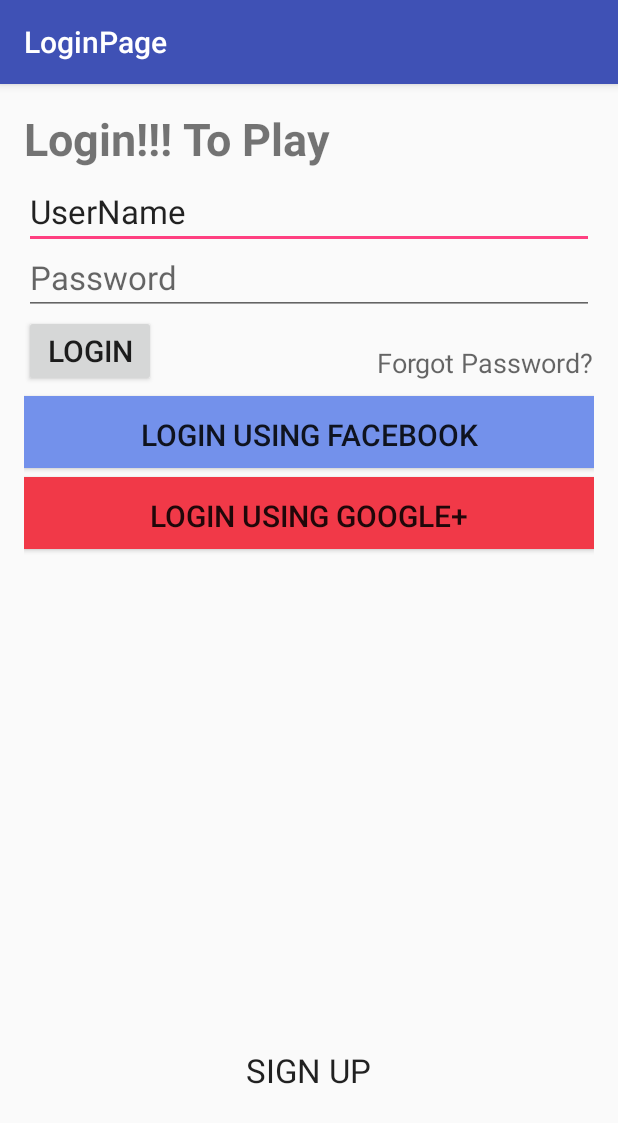
After one commit to raihan-mohammad/ProjectQ, an Android app: the LoginPage screen opened directly, with no data from a screen before it, on a phone screen of 412 x 824 dp. The commit adds this screen. Shown: the top 1123 px of the screen. Run offline under Robolectric (Android 15) with nearby library versions, the phone set to English and light mode, and no system bars; 1 statement that could not run was skipped.

Commit message:
21 June Rashi Sachan

```diff
--- a/app/src/main/AndroidManifest.xml
+++ b/app/src/main/AndroidManifest.xml
@@ -18,6 +18,10 @@
                 <category android:name="android.intent.category.LAUNCHER" />
             </intent-filter>
         </activity>
+        <activity
+            android:name=".LoginPage"
+            android:label="@string/title_activity_login_page"
+            android:theme="@style/AppTheme.NoActionBar"></activity>
     </application>
 
 </manifest>
--- /dev/null
+++ b/app/src/main/java/trainedge/projectq/LoginPage.java
@@ -0,0 +1,42 @@
+package trainedge.projectq;
+
+import android.os.Bundle;
+import android.support.design.widget.FloatingActionButton;
+import android.support.design.widget.Snackbar;
+import android.support.v7.app.AppCompatActivity;
+import android.support.v7.widget.Toolbar;
+import android.view.View;
+import android.widget.TextView;
+
+public class LoginPage extends AppCompatActivity {
+
+    private TextView tv1;
+    private TextView tv2;
+    private TextView tv3;
+    private TextView et1;
+    private TextView et2;
+    private TextView b1;
+    private TextView b2;
+    private TextView b3;
+
+    @Override
+    protected void onCreate(Bundle savedInstanceState) {
+        super.onCreate(savedInstanceState);
+        setContentView(R.layout.activity_login_page);
+        Toolbar toolbar = (Toolbar) findViewById(R.id.toolbar);
+        setSupportActionBar(toolbar);
+        tv1 =(TextView)findViewById(R.id.tv1);
+        tv2 =(TextView)findViewById(R.id.tv2);
+        tv3 =(TextView)findViewById(R.id.tv3);
+        et1 =(TextView)findViewById(R.id.et1);
+        et2 =(TextView)findViewById(R.id.et2);
+        b1 =(TextView)findViewById(R.id.b1);
+        b2 =(TextView)findViewById(R.id.b2);
+        b3 =(TextView)findViewById(R.id.b3);
+
+
+
+
+    }
+
+}
--- /dev/null
+++ b/app/src/main/res/layout/activity_login_page.xml
@@ -0,0 +1,27 @@
+<?xml version="1.0" encoding="utf-8"?>
+<android.support.design.widget.CoordinatorLayout xmlns:android="http://schemas.android.com/apk/res/android"
+    xmlns:app="http://schemas.android.com/apk/res-auto"
+    xmlns:tools="http://schemas.android.com/tools"
+    android:layout_width="match_parent"
+    android:layout_height="match_parent"
+    android:fitsSystemWindows="true"
+    tools:context="trainedge.projectq.LoginPage">
+
+    <android.support.design.widget.AppBarLayout
+        android:layout_width="match_parent"
+        android:layout_height="wrap_content"
+        android:theme="@style/AppTheme.AppBarOverlay">
+
+        <android.support.v7.widget.Toolbar
+            android:id="@+id/toolbar"
+            android:layout_width="match_parent"
+            android:layout_height="?attr/actionBarSize"
+            android:background="?attr/colorPrimary"
+            app:popupTheme="@style/AppTheme.PopupOverlay" />
+
+    </android.support.design.widget.AppBarLayout>
+
+    <include layout="@layout/content_login_page"
+        android:id="@+id/tv1" />
+
+</android.support.design.widget.CoordinatorLayout>
--- /dev/null
+++ b/app/src/main/res/layout/content_login_page.xml
@@ -0,0 +1,104 @@
+<?xml version="1.0" encoding="utf-8"?>
+<RelativeLayout xmlns:android="http://schemas.android.com/apk/res/android"
+    xmlns:app="http://schemas.android.com/apk/res-auto"
+    xmlns:tools="http://schemas.android.com/tools"
+    android:layout_width="match_parent"
+    android:layout_height="match_parent"
+    android:paddingBottom="@dimen/activity_vertical_margin"
+    android:paddingLeft="@dimen/activity_horizontal_margin"
+    android:paddingRight="@dimen/activity_horizontal_margin"
+    android:paddingTop="@dimen/activity_vertical_margin"
+    app:layout_behavior="@string/appbar_scrolling_view_behavior"
+    tools:context="trainedge.projectq.LoginPage"
+    tools:showIn="@layout/activity_login_page">
+
+    <EditText
+        android:layout_width="match_parent"
+        android:layout_height="wrap_content"
+        android:id="@+id/et1"
+        android:layout_alignParentTop="true"
+        android:layout_alignParentStart="true"
+        android:hint="UserName"
+        android:gravity="left|center"
+        android:textSize="22dp"
+        android:paddingTop="4dp"
+        android:layout_marginTop="50dp"
+        android:text="UserName" />
+
+    <EditText
+        android:layout_width="match_parent"
+        android:layout_height="wrap_content"
+        android:inputType="textPassword"
+        android:ems="10"
+        android:id="@+id/et2"
+        android:layout_below="@+id/et1"
+        android:layout_alignParentStart="true"
+        android:hint="Password"
+        android:textSize="22dp"
+        android:paddingTop="4dp" />
+
+    <Button
+        android:layout_width="wrap_content"
+        android:layout_height="wrap_content"
+        android:text="LOGIN"
+        android:id="@+id/b1"
+        android:layout_below="@+id/et2"
+        android:layout_alignParentStart="true"
+        android:textSize="20dp" />
+
+    <TextView
+        android:layout_width="wrap_content"
+        android:layout_height="wrap_content"
+        android:textAppearance="?android:attr/textAppearanceMedium"
+        android:text="Forgot Password?"
+        android:id="@+id/tv2"
+        android:layout_alignBottom="@+id/b1"
+        android:layout_alignParentEnd="true"
+        android:paddingTop="4dp"
+        android:paddingBottom="4dp" />
+
+    <Button
+        android:layout_width="match_parent"
+        android:layout_height="wrap_content"
+        android:text="Login using Facebook"
+        android:id="@+id/b2"
+        android:layout_below="@+id/b1"
+        android:layout_alignParentStart="true"
+        android:textSize="20dp"
+        android:background="#7391eb"
+        android:paddingTop="4dp"
+        android:layout_marginTop="6dp" />
+
+    <Button
+        android:layout_width="match_parent"
+        android:layout_height="wrap_content"
+        android:text="LOGIN USING GOOGLE+"
+        android:id="@+id/b3"
+        android:layout_below="@+id/b2"
+        android:layout_alignParentStart="true"
+        android:textSize="20dp"
+        android:background="#f13948"
+        android:paddingTop="4dp"
+        android:layout_marginTop="6dp" />
+
+    <TextView
+        android:layout_width="wrap_content"
+        android:layout_height="wrap_content"
+        android:textAppearance="?android:attr/textAppearanceLarge"
+        android:text="SIGN UP"
+        android:id="@+id/tv3"
+        android:layout_marginBottom="80dp"
+        android:layout_alignParentBottom="true"
+        android:layout_centerHorizontal="true" />
+
+    <TextView
+        android:layout_width="wrap_content"
+        android:layout_height="wrap_content"
+        android:text="Login!!! To Play"
+        android:id="@+id/tv1"
+        android:layout_alignParentTop="true"
+        android:layout_alignParentStart="true"
+        android:textSize="30dp"
+        android:textStyle="bold" />
+
+</RelativeLayout>
--- a/app/src/main/res/values/strings.xml
+++ b/app/src/main/res/values/strings.xml
@@ -1,4 +1,5 @@
 <resources>
     <string name="app_name">ProjectQ</string>
     <string name="action_settings">Settings</string>
+    <string name="title_activity_login_page">LoginPage</string>
 </resources>
```
